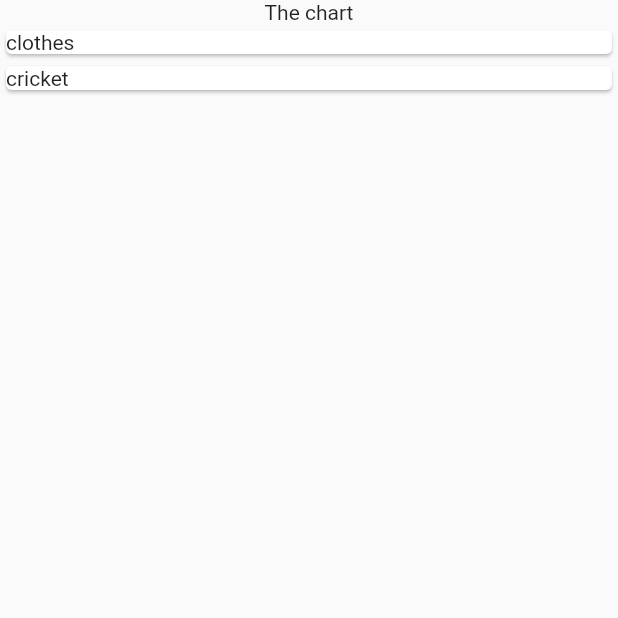
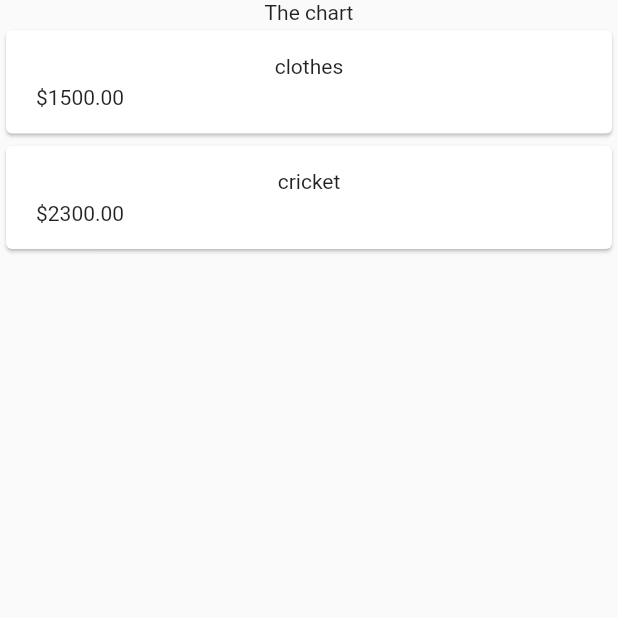
Before and after one commit to 8055vineet/ExpenseTracker, a Flutter app: the screen it shows after launch, on a phone screen of 412 x 824 dp, the top half of it. Run offline on Flutter 3.47's test engine with Material 2 defaults, Android fonts, the phone set to English and light mode, and no system bars.

Commit message:
showing dummy data on screen under card view

```diff
--- a/lib/widgets/expenses_list/expenses_item.dart
+++ b/lib/widgets/expenses_list/expenses_item.dart
@@ -1,10 +1,33 @@
 import 'package:flutter/material.dart';
 import 'package:expensetracker/models/expense.dart';
+
 class ExpenseItem extends StatelessWidget {
   const ExpenseItem({super.key, required this.expense});
-final Expense expense;
+
+  final Expense expense;
+
   @override
   Widget build(BuildContext context) {
-    return Card(child:Text(expense.title),);
+    return Card(
+      child: Padding(
+        padding: const EdgeInsets.symmetric(
+          horizontal: 20,
+          vertical: 16,
+        ),
+        child: Column(
+          children: [
+            Text(expense.title),
+            const SizedBox(
+              height: 5,
+            ),
+            Row(
+              children: [
+                Text('\$${expense.amount.toStringAsFixed(2)}'),
+              ],
+            )
+          ],
+        ),
+      ),
+    );
   }
 }
```
